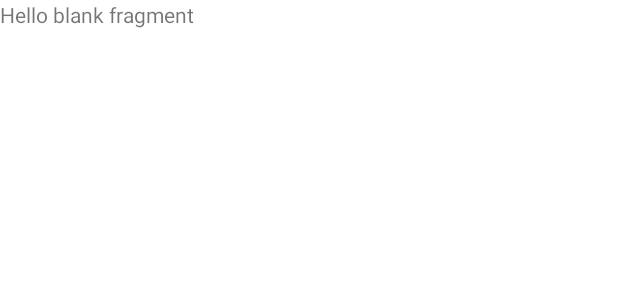
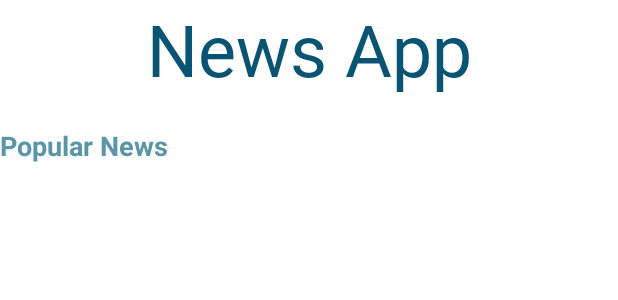
Before and after one commit to Rudione/TranquilityNewsApp, an Android app: the layout fragment_home.xml on its own in the app's theme, with its tools: preview values and no code run, on a phone screen of 412 x 824 dp. Shown: the top 300 px of the screen. Run offline under Robolectric (Android 15) with nearby library versions, the phone set to English and light mode, and no system bars; network calls fail.

```diff
--- a/app/src/main/java/com/example/tranquilitynewsapp/models/Article.kt
+++ b/app/src/main/java/com/example/tranquilitynewsapp/models/Article.kt
@@ -13,6 +13,6 @@ data class Article(
     val publishedAt: String,
     val source: Source,
     val title: String,
-    val url: String,
+    var url: String,
     val urlToImage: String
 )
--- /dev/null
+++ b/app/src/main/res/drawable/bg_image.xml
@@ -0,0 +1,6 @@
+<?xml version="1.0" encoding="utf-8"?>
+<shape xmlns:android="http://schemas.android.com/apk/res/android"
+    android:shape="rectangle">
+    <corners android:radius = "12dp" />
+
+</shape>
--- /dev/null
+++ b/app/src/main/res/drawable/ic_baseline_favorite_24.xml
@@ -0,0 +1,5 @@
+<vector android:alpha="0.9" android:height="24dp" android:tint="#BDD1BF"
+    android:viewportHeight="24" android:viewportWidth="24"
+    android:width="24dp" xmlns:android="http://schemas.android.com/apk/res/android">
+    <path android:fillColor="@android:color/white" android:pathData="M12,21.35l-1.45,-1.32C5.4,15.36 2,12.28 2,8.5 2,5.42 4.42,3 7.5,3c1.74,0 3.41,0.81 4.5,2.09C13.09,3.81 14.76,3 16.5,3 19.58,3 22,5.42 22,8.5c0,3.78 -3.4,6.86 -8.55,11.54L12,21.35z"/>
+</vector>
--- /dev/null
+++ b/app/src/main/res/drawable/ic_baseline_share_24.xml
@@ -0,0 +1,5 @@
+<vector android:alpha="0.9" android:height="24dp" android:tint="#BDD1BF"
+    android:viewportHeight="24" android:viewportWidth="24"
+    android:width="24dp" xmlns:android="http://schemas.android.com/apk/res/android">
+    <path android:fillColor="@android:color/white" android:pathData="M18,16.08c-0.76,0 -1.44,0.3 -1.96,0.77L8.91,12.7c0.05,-0.23 0.09,-0.46 0.09,-0.7s-0.04,-0.47 -0.09,-0.7l7.05,-4.11c0.54,0.5 1.25,0.81 2.04,0.81 1.66,0 3,-1.34 3,-3s-1.34,-3 -3,-3 -3,1.34 -3,3c0,0.24 0.04,0.47 0.09,0.7L8.04,9.81C7.5,9.31 6.79,9 6,9c-1.66,0 -3,1.34 -3,3s1.34,3 3,3c0.79,0 1.5,-0.31 2.04,-0.81l7.12,4.16c-0.05,0.21 -0.08,0.43 -0.08,0.65 0,1.61 1.31,2.92 2.92,2.92 1.61,0 2.92,-1.31 2.92,-2.92s-1.31,-2.92 -2.92,-2.92z"/>
+</vector>
--- a/app/src/main/res/layout/fragment_home.xml
+++ b/app/src/main/res/layout/fragment_home.xml
@@ -1,14 +1,59 @@
 <?xml version="1.0" encoding="utf-8"?>
-<FrameLayout xmlns:android="http://schemas.android.com/apk/res/android"
+<androidx.constraintlayout.widget.ConstraintLayout xmlns:android="http://schemas.android.com/apk/res/android"
     xmlns:tools="http://schemas.android.com/tools"
     android:layout_width="match_parent"
     android:layout_height="match_parent"
+    xmlns:app="http://schemas.android.com/apk/res-auto"
     tools:context=".ui.home.HomeFragment">
 
-    <!-- TODO: Update blank fragment layout -->
     <TextView
+        android:id="@+id/tv_home_title"
+        android:layout_width="wrap_content"
+        android:layout_height="wrap_content"
+        android:text="@string/news_app_title"
+        android:textSize="48sp"
+        android:textColor="@color/blue_top"
+        app:layout_constraintTop_toTopOf="parent"
+        app:layout_constraintStart_toStartOf="parent"
+        app:layout_constraintEnd_toEndOf="parent"
+        android:fontFamily="@font/comicmono"/>
+
+    <TextView
+        android:id="@+id/tv_home_popular"
         android:layout_width="match_parent"
-        android:layout_height="match_parent"
-        android:text="@string/hello_blank_fragment" />
+        android:layout_height="wrap_content"
+        android:text="@string/popular_news_fragment_home"
+        app:layout_constraintTop_toBottomOf="@+id/tv_home_title"
+        app:layout_constraintStart_toStartOf="parent"
+        android:layout_marginTop="20dp"
+        android:textStyle="bold"
+        android:textColor="@color/blue_bottom"
+        android:textSize="18sp"/>
 
-</FrameLayout>
+    <androidx.recyclerview.widget.RecyclerView
+        android:id="@+id/rc_home_news"
+        android:layout_width="match_parent"
+        android:layout_height="wrap_content"
+        app:layout_constraintTop_toBottomOf="@id/tv_home_popular"
+        android:layout_marginTop="10dp"
+        app:layout_constraintStart_toStartOf="parent"
+        app:layout_constraintEnd_toEndOf="parent"
+        android:paddingBottom="500dp"
+        android:clipToPadding="false"
+        app:layout_constraintHorizontal_bias="0.5" />
+
+    <ProgressBar
+        android:id="@+id/pb_fragment_home"
+        android:layout_width="wrap_content"
+        android:layout_height="wrap_content"
+        style="?attr/progressBarStyle"
+        android:visibility="invisible"
+        android:background="@android:color/transparent"
+        app:layout_constraintBottom_toBottomOf="parent"
+        app:layout_constraintTop_toTopOf="parent"
+        app:layout_constraintEnd_toEndOf="parent"
+        android:layout_marginEnd="15dp"
+        app:layout_constraintHorizontal_bias="0.4"/>
+
+
+</androidx.constraintlayout.widget.ConstraintLayout>
--- a/app/src/main/res/values/strings.xml
+++ b/app/src/main/res/values/strings.xml
@@ -3,4 +3,6 @@
     <!-- TODO: Remove or change this placeholder text -->
     <string name="hello_blank_fragment">Hello blank fragment</string>
     <string name="news_app">News App</string>
+    <string name="news_app_title">News App</string>
+    <string name="popular_news_fragment_home">Popular News</string>
 </resources>
```
Also changed, not shown: app/src/main/java/com/example/tranquilitynewsapp/data/api/repo/NewsRepository.kt (added, +9 -0 lines), app/src/main/java/com/example/tranquilitynewsapp/ui/adapters/NewsAdapter.kt (added, +60 -0 lines), app/src/main/java/com/example/tranquilitynewsapp/ui/home/HomeFragment.kt (+43 -1 lines), app/src/main/java/com/example/tranquilitynewsapp/ui/home/HomeViewModel.kt (+19 -14 lines), app/src/main/java/com/example/tranquilitynewsapp/utils/Resource.kt (added, +12 -0 lines), app/src/main/res/layout/item_article.xml (added, +71 -0 lines).
